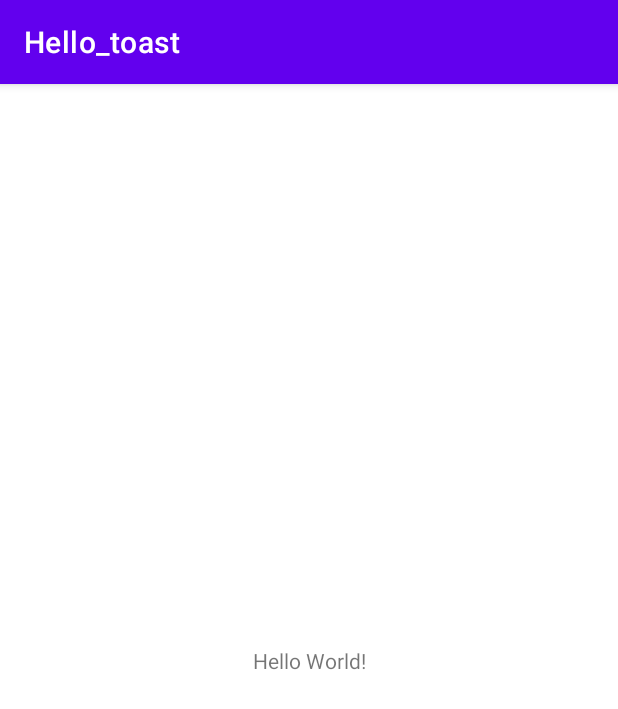
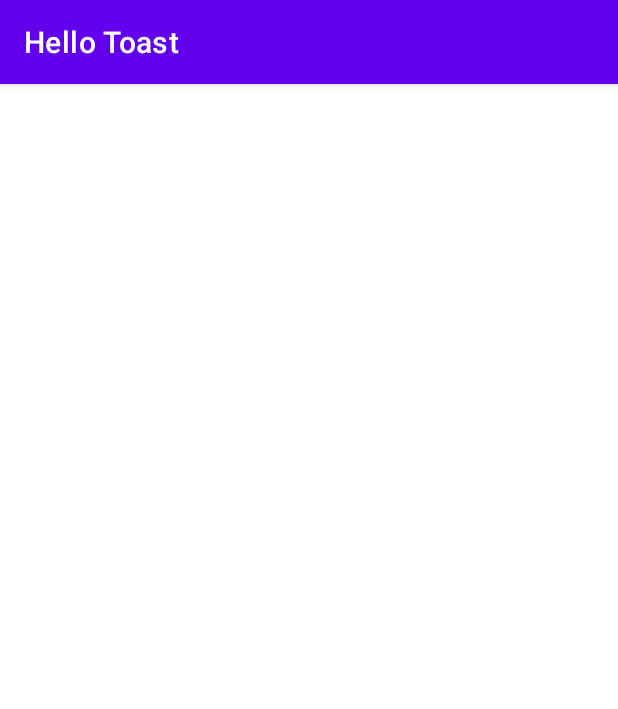
Before and after one commit to uniquemozilla22/Hello_toast_DMA, an Android app: the screen it shows after launch (MainActivity), on a phone screen of 412 x 824 dp. Shown: the top 709 px of the screen. Run offline under Robolectric (Android 15) with nearby library versions, the phone set to English and light mode, and no system bars.

Commit message:
Task 1 done

```diff
--- a/app/src/main/res/layout/activity_main.xml
+++ b/app/src/main/res/layout/activity_main.xml
@@ -4,15 +4,4 @@
     xmlns:tools="http://schemas.android.com/tools"
     android:layout_width="match_parent"
     android:layout_height="match_parent"
-    tools:context=".MainActivity">
-
-    <TextView
-        android:layout_width="wrap_content"
-        android:layout_height="wrap_content"
-        android:text="Hello World!"
-        app:layout_constraintBottom_toBottomOf="parent"
-        app:layout_constraintLeft_toLeftOf="parent"
-        app:layout_constraintRight_toRightOf="parent"
-        app:layout_constraintTop_toTopOf="parent" />
-
-</androidx.constraintlayout.widget.ConstraintLayout>
+    tools:context=".MainActivity"/>
--- a/app/src/main/res/values/strings.xml
+++ b/app/src/main/res/values/strings.xml
@@ -1,3 +1,3 @@
 <resources>
-    <string name="app_name">Hello_toast</string>
+    <string name="app_name">Hello Toast</string>
 </resources>
```
